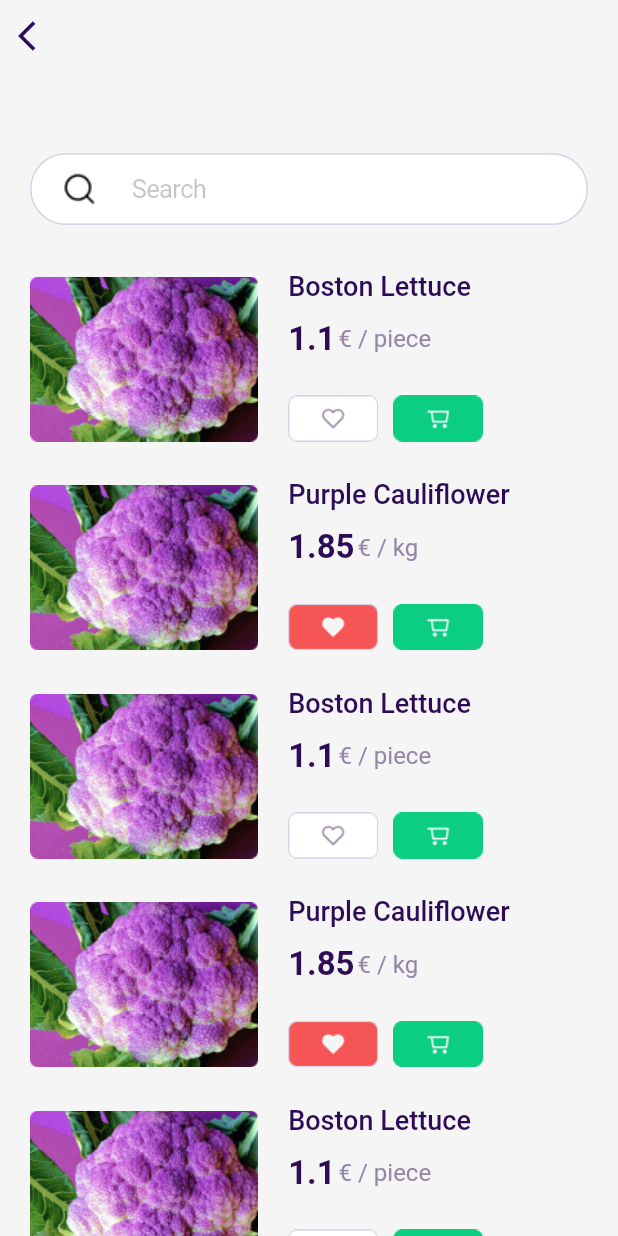
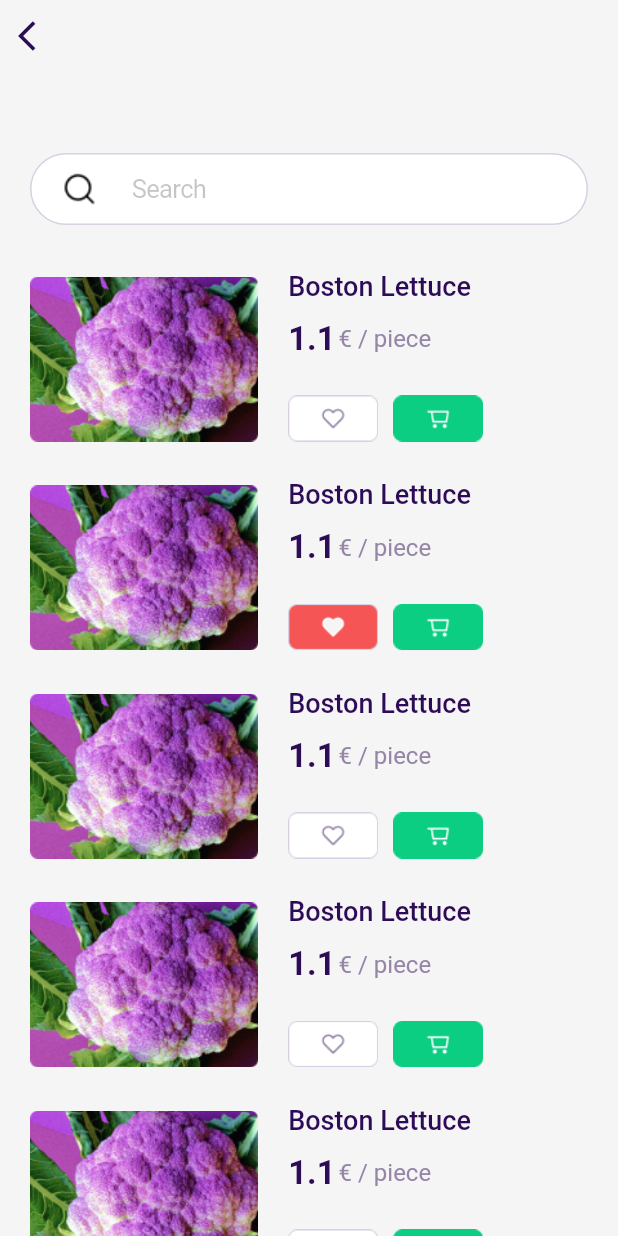
Before and after one commit to rafellk/dev_apps_advanced_topics_flutter, a Flutter app: the SubCategoryPage screen opened directly with empty values, on a phone screen of 412 x 824 dp. Run offline on Flutter 3.47's test engine with Material 2 defaults, Android fonts, the phone set to English and light mode, and no system bars; our stand-ins replace transparent_image.

Commit message:
Finish item description implementation

```diff
--- /dev/null
+++ b/DEVAPPS2019.2/delivery_app/lib/common/datasource/datasource.dart
@@ -0,0 +1,150 @@
+import 'package:delivery_app/features/subcategory/subcategory_page.dart';
+
+class DataSource {
+
+  static List<ItemModel> models = [
+    ItemModel(
+        title: "Boston Lettuce",
+        price: 1.10,
+        currency: "€",
+        unit: "piece",
+        isFavorite: false,
+        imageNames: ["images/subcategory_placeholder.png"],
+        fullDescription:
+            "Lettuce is an annual plant of the daisy family, Asteraceae. It is most often grown as a leaf vegetable, but sometimes for its stem and seeds. Lettuce is most often used for salads, although it is also seen in other kinds of food, such as soups, sandwiches and wraps; it can also be grilled.",
+        extraInformation: "~ 150 gr / piece",
+        originalCountry: "Spain"),
+    ItemModel(
+        title: "Boston Lettuce",
+        price: 1.10,
+        currency: "€",
+        unit: "piece",
+        isFavorite: true,
+        imageNames: ["images/subcategory_placeholder.png"],
+        fullDescription:
+            "Lettuce is an annual plant of the daisy family, Asteraceae. It is most often grown as a leaf vegetable, but sometimes for its stem and seeds. Lettuce is most often used for salads, although it is also seen in other kinds of food, such as soups, sandwiches and wraps; it can also be grilled.",
+        extraInformation: "~ 150 gr / piece",
+        originalCountry: "Spain"),
+    ItemModel(
+        title: "Boston Lettuce",
+        price: 1.10,
+        currency: "€",
+        unit: "piece",
+        isFavorite: false,
+        imageNames: ["images/subcategory_placeholder.png"],
+        fullDescription:
+            "Lettuce is an annual plant of the daisy family, Asteraceae. It is most often grown as a leaf vegetable, but sometimes for its stem and seeds. Lettuce is most often used for salads, although it is also seen in other kinds of food, such as soups, sandwiches and wraps; it can also be grilled.",
+        extraInformation: "~ 150 gr / piece",
+        originalCountry: "Spain"),
+    ItemModel(
+        title: "Boston Lettuce",
+        price: 1.10,
+        currency: "€",
+        unit: "piece",
+        isFavorite: false,
+        imageNames: ["images/subcategory_placeholder.png"],
+        fullDescription:
+            "Lettuce is an annual plant of the daisy family, Asteraceae. It is most often grown as a leaf vegetable, but sometimes for its stem and seeds. Lettuce is most often used for salads, although it is also seen in other kinds of food, such as soups, sandwiches and wraps; it can also be grilled.",
+        extraInformation: "~ 150 gr / piece",
+        originalCountry: "Spain"),
+    ItemModel(
+        title: "Boston Lettuce",
+        price: 1.10,
+        currency: "€",
+        unit: "piece",
+        isFavorite: false,
+        imageNames: ["images/subcategory_placeholder.png"],
+        fullDescription:
+            "Lettuce is an annual plant of the daisy family, Asteraceae. It is most often grown as a leaf vegetable, but sometimes for its stem and seeds. Lettuce is most often used for salads, although it is also seen in other kinds of food, such as soups, sandwiches and wraps; it can also be grilled.",
+        extraInformation: "~ 150 gr / piece",
+        originalCountry: "Spain"),
+    ItemModel(
+        title: "Boston Lettuce",
+        price: 1.10,
+        currency: "€",
+        unit: "piece",
+        isFavorite: false,
+        imageNames: ["images/subcategory_placeholder.png"],
+        fullDescription:
+            "Lettuce is an annual plant of the daisy family, Asteraceae. It is most often grown as a leaf vegetable, but sometimes for its stem and seeds. Lettuce is most often used for salads, although it is also seen in other kinds of food, such as soups, sandwiches and wraps; it can also be grilled.",
+        extraInformation: "~ 150 gr / piece",
+        originalCountry: "Spain"),
+    ItemModel(
+        title: "Boston Lettuce",
+        price: 1.10,
+        currency: "€",
+        unit: "piece",
+        isFavorite: false,
+        imageNames: ["images/subcategory_placeholder.png"],
+        fullDescription:
+            "Lettuce is an annual plant of the daisy family, Asteraceae. It is most often grown as a leaf vegetable, but sometimes for its stem and seeds. Lettuce is most often used for salads, although it is also seen in other kinds of food, such as soups, sandwiches and wraps; it can also be grilled.",
+        extraInformation: "~ 150 gr / piece",
+        originalCountry: "Spain"),
+    ItemModel(
+        title: "Boston Lettuce",
+        price: 1.10,
+        currency: "€",
+        unit: "piece",
+        isFavorite: false,
+        imageNames: ["images/subcategory_placeholder.png"],
+        fullDescription:
+            "Lettuce is an annual plant of the daisy family, Asteraceae. It is most often grown as a leaf vegetable, but sometimes for its stem and seeds. Lettuce is most often used for salads, although it is also seen in other kinds of food, such as soups, sandwiches and wraps; it can also be grilled.",
+        extraInformation: "~ 150 gr / piece",
+        originalCountry: "Spain"),
+    ItemModel(
+        title: "Boston Lettuce",
+        price: 1.10,
+        currency: "€",
+        unit: "piece",
+        isFavorite: false,
+        imageNames: ["images/subcategory_placeholder.png"],
+        fullDescription:
+            "Lettuce is an annual plant of the daisy family, Asteraceae. It is most often grown as a leaf vegetable, but sometimes for its stem and seeds. Lettuce is most often used for salads, although it is also seen in other kinds of food, such as soups, sandwiches and wraps; it can also be grilled.",
+        extraInformation: "~ 150 gr / piece",
+        originalCountry: "Spain"),
+    ItemModel(
+        title: "Boston Lettuce",
+        price: 1.10,
+        currency: "€",
+        unit: "piece",
+        isFavorite: false,
+        imageNames: ["images/subcategory_placeholder.png"],
+        fullDescription:
+            "Lettuce is an annual plant of the daisy family, Asteraceae. It is most often grown as a leaf vegetable, but sometimes for its stem and seeds. Lettuce is most often used for salads, although it is also seen in other kinds of food, such as soups, sandwiches and wraps; it can also be grilled.",
+        extraInformation: "~ 150 gr / piece",
+        originalCountry: "Spain"),
+    ItemModel(
+        title: "Boston Lettuce",
+        price: 1.10,
+        currency: "€",
+        unit: "piece",
+        isFavorite: false,
+        imageNames: ["images/subcategory_placeholder.png"],
+        fullDescription:
+            "Lettuce is an annual plant of the daisy family, Asteraceae. It is most often grown as a leaf vegetable, but sometimes for its stem and seeds. Lettuce is most often used for salads, although it is also seen in other kinds of food, such as soups, sandwiches and wraps; it can also be grilled.",
+        extraInformation: "~ 150 gr / piece",
+        originalCountry: "Spain"),
+    ItemModel(
+        title: "Boston Lettuce",
+        price: 1.10,
+        currency: "€",
+        unit: "piece",
+        isFavorite: false,
+        imageNames: ["images/subcategory_placeholder.png"],
+        fullDescription:
+            "Lettuce is an annual plant of the daisy family, Asteraceae. It is most often grown as a leaf vegetable, but sometimes for its stem and seeds. Lettuce is most often used for salads, although it is also seen in other kinds of food, such as soups, sandwiches and wraps; it can also be grilled.",
+        extraInformation: "~ 150 gr / piece",
+        originalCountry: "Spain"),
+    ItemModel(
+        title: "Boston Lettuce",
+        price: 1.10,
+        currency: "€",
+        unit: "piece",
+        isFavorite: false,
+        imageNames: ["images/subcategory_placeholder.png"],
+        fullDescription:
+            "Lettuce is an annual plant of the daisy family, Asteraceae. It is most often grown as a leaf vegetable, but sometimes for its stem and seeds. Lettuce is most often used for salads, although it is also seen in other kinds of food, such as soups, sandwiches and wraps; it can also be grilled.",
+        extraInformation: "~ 150 gr / piece",
+        originalCountry: "Spain"),
+  ];
+}
--- a/DEVAPPS2019.2/delivery_app/lib/features/subcategory/subcategory_page.dart
+++ b/DEVAPPS2019.2/delivery_app/lib/features/subcategory/subcategory_page.dart
@@ -1,191 +1,37 @@
+import 'package:delivery_app/common/datasource/datasource.dart';
 import 'package:delivery_app/common/default_background/default_background.dart';
 import 'package:delivery_app/common/default_navigation/default_navigation.dart';
 import 'package:delivery_app/common/utils/app_colors.dart';
 import 'package:delivery_app/features/home/home_page.dart';
+import 'package:delivery_app/features/item_description/item_description.dart';
+import 'package:flutter/cupertino.dart';
 import 'package:flutter/material.dart';
 
-class SubCategoryModel {
+class ItemModel {
   String title;
   double price;
   String currency;
   String unit;
   bool isFavorite;
-  String imageName;
+  List<String> imageNames;
+  String originalCountry;
+  String fullDescription;
+  String extraInformation;
 
-  SubCategoryModel(
+  ItemModel(
       {this.title,
       this.price,
       this.currency,
       this.unit,
       this.isFavorite,
-      this.imageName});
+      this.imageNames,
+      this.fullDescription,
+      this.extraInformation,
+      this.originalCountry});
 }
 
 class SubCategoryPage extends StatelessWidget {
   final CategoryModel model;
-  final List<SubCategoryModel> dataSource = [
-    SubCategoryModel(
-        title: "Boston Lettuce",
-        price: 1.10,
-        currency: "€",
-        unit: "piece",
-        isFavorite: false,
-        imageName: "images/subcategory_placeholder.png"),
-    SubCategoryModel(
-        title: "Purple Cauliflower",
-        price: 1.85,
-        currency: "€",
-        unit: "kg",
-        isFavorite: true,
-        imageName: "images/subcategory_placeholder.png"),
-    SubCategoryModel(
-        title: "Boston Lettuce",
-        price: 1.10,
-        currency: "€",
-        unit: "piece",
-        isFavorite: false,
-        imageName: "images/subcategory_placeholder.png"),
-    SubCategoryModel(
-        title: "Purple Cauliflower",
-        price: 1.85,
-        currency: "€",
-        unit: "kg",
-        isFavorite: true,
-        imageName: "images/subcategory_placeholder.png"),
-    SubCategoryModel(
-        title: "Boston Lettuce",
-        price: 1.10,
-        currency: "€",
-        unit: "piece",
-        isFavorite: false,
-        imageName: "images/subcategory_placeholder.png"),
-    SubCategoryModel(
-        title: "Purple Cauliflower",
-        price: 1.85,
-        currency: "€",
-        unit: "kg",
-        isFavorite: true,
-        imageName: "images/subcategory_placeholder.png"),
-    SubCategoryModel(
-        title: "Boston Lettuce",
-        price: 1.10,
-        currency: "€",
-        unit: "piece",
-        isFavorite: false,
-        imageName: "images/subcategory_placeholder.png"),
-    SubCategoryModel(
-        title: "Purple Cauliflower",
-        price: 1.85,
-        currency: "€",
-        unit: "kg",
-        isFavorite: true,
-        imageName: "images/subcategory_placeholder.png"),
-    SubCategoryModel(
-        title: "Boston Lettuce",
-        price: 1.10,
-        currency: "€",
-        unit: "piece",
-        isFavorite: false,
-        imageName: "images/subcategory_placeholder.png"),
-    SubCategoryModel(
-        title: "Purple Cauliflower",
-        price: 1.85,
-        currency: "€",
-        unit: "kg",
-        isFavorite: true,
-        imageName: "images/subcategory_placeholder.png"),
-    SubCategoryModel(
-        title: "Boston Lettuce",
-        price: 1.10,
-        currency: "€",
-        unit: "piece",
-        isFavorite: false,
-        imageName: "images/subcategory_placeholder.png"),
-    SubCategoryModel(
-        title: "Purple Cauliflower",
-        price: 1.85,
-        currency: "€",
-        unit: "kg",
-        isFavorite: true,
-        imageName: "images/subcategory_placeholder.png"),
-    SubCategoryModel(
-        title: "Boston Lettuce",
-        price: 1.10,
-        currency: "€",
-        unit: "piece",
-        isFavorite: false,
-        imageName: "images/subcategory_placeholder.png"),
-    SubCategoryModel(
-        title: "Purple Cauliflower",
-        price: 1.85,
-        currency: "€",
-        unit: "kg",
-        isFavorite: true,
-        imageName: "images/subcategory_placeholder.png"),
-    SubCategoryModel(
-        title: "Boston Lettuce",
-        price: 1.10,
-        currency: "€",
-        unit: "piece",
-        isFavorite: false,
-        imageName: "images/subcategory_placeholder.png"),
-    SubCategoryModel(
-        title: "Purple Cauliflower",
-        price: 1.85,
-        currency: "€",
-        unit: "kg",
-        isFavorite: true,
-        imageName: "images/subcategory_placeholder.png"),
-    SubCategoryModel(
-        title: "Boston Lettuce",
-        price: 1.10,
-        currency: "€",
-        unit: "piece",
-        isFavorite: false,
-        imageName: "images/subcategory_placeholder.png"),
-    SubCategoryModel(
-        title: "Purple Cauliflower",
-        price: 1.85,
-        currency: "€",
-        unit: "kg",
-        isFavorite: true,
-        imageName: "images/subcategory_placeholder.png"),
-    SubCategoryModel(
-        title: "Boston Lettuce",
-        price: 1.10,
-        currency: "€",
-        unit: "piece",
-        isFavorite: false,
-        imageName: "images/subcategory_placeholder.png"),
-    SubCategoryModel(
-        title: "Purple Cauliflower",
-        price: 1.85,
-        currency: "€",
-        unit: "kg",
-        isFavorite: true,
-        imageName: "images/subcategory_placeholder.png"),
-    SubCategoryModel(
-        title: "Boston Lettuce",
-        price: 1.10,
-        currency: "€",
-        unit: "piece",
-        isFavorite: false,
-        imageName: "images/subcategory_placeholder.png"),
-    SubCategoryModel(
-        title: "Purple Cauliflower",
-        price: 1.85,
-        currency: "€",
-        unit: "kg",
-        isFavorite: true,
-        imageName: "images/subcategory_placeholder.png"),
-    SubCategoryModel(
-        title: "Savoy Cabbage",
-        price: 1.45,
-        currency: "€",
-        unit: "g",
-        isFavorite: true,
-        imageName: "images/subcategory_placeholder.png"),
-  ];
 
   SubCategoryPage({@required this.model});
 
@@ -208,9 +54,17 @@ class SubCategoryPage extends StatelessWidget {
                 child: Padding(
                   padding: const EdgeInsets.only(top: 20),
                   child: ListView.builder(
-                      itemCount: dataSource.length,
+                      itemCount: DataSource.models.length,
                       itemBuilder: (context, index) {
-                        return SubCategoryCell(model: dataSource[index]);
+                        var model = DataSource.models[index];
+                        return GestureDetector(
+                            onTap: () {
+                              Navigator.of(context).push(MaterialPageRoute(
+                                  builder: (context) => ItemDescriptionPage(
+                                        model: model,
+                                      )));
+                            },
+                            child: SubCategoryCell(model: model));
                       }),
                 ),
               )
@@ -220,15 +74,41 @@ class SubCategoryPage extends StatelessWidget {
       ],
     ));
   }
+
+  Future<void> _showiOSAddToCartDialog({BuildContext context}) async {
+    return showDialog<void>(
+      context: context,
+      barrierDismissible: false, // user must tap button!
+      builder: (BuildContext context) {
+        return CupertinoAlertDialog(
+          title: Text("Success"),
+          content: Text("The item was added to the cart!!!"),
+          actions: [
+            CupertinoDialogAction(
+              child: Text("Ok"),
+              onPressed: () {
+                Navigator.of(context).pop();
+              },
+            )
+          ],
+        );
+      },
+    );
+  }
 }
 
 enum SubCategoryTextSize { small, medium, large }
 
-class SubCategoryCell extends StatelessWidget {
-  final SubCategoryModel model;
+class SubCategoryCell extends StatefulWidget {
+  ItemModel model;
 
   SubCategoryCell({@required this.model});
 
+  @override
+  _SubCategoryCellState createState() => _SubCategoryCellState();
+}
+
+class _SubCategoryCellState extends State<SubCategoryCell> {
   @override
   Widget build(BuildContext context) {
     return Padding(
@@ -238,24 +118,26 @@ class SubCategoryCell extends StatelessWidget {
           Container(
               height: 110,
               width: 110 * 1.3828125,
-              child: Image.asset("images/subcategory_placeholder.png")),
+              child: Image.asset(widget.model.imageNames.first)),
           SizedBox(width: 20),
           Column(
             crossAxisAlignment: CrossAxisAlignment.start,
             children: [
-              _createText(data: model.title, size: SubCategoryTextSize.medium),
+              _createText(
+                  data: widget.model.title, size: SubCategoryTextSize.medium),
               SizedBox(
                 height: 12,
               ),
               Row(
                 children: [
                   _createText(
-                      data: "${model.price}", size: SubCategoryTextSize.large),
+                      data: "${widget.model.price}",
+                      size: SubCategoryTextSize.large),
                   SizedBox(
                     width: 2,
                   ),
                   _createText(
-                      data: "${model.currency} / ${model.unit}",
+                      data: "${widget.model.currency} / ${widget.model.unit}",
                       size: SubCategoryTextSize.small),
                 ],
               ),
@@ -264,19 +146,31 @@ class SubCategoryCell extends StatelessWidget {
                 mainAxisAlignment: MainAxisAlignment.spaceBetween,
                 mainAxisSize: MainAxisSize.max,
                 children: [
-                  Container(
+                  GestureDetector(
+                    onTap: () {
+                      setState(() {
+                        widget.model.isFavorite = !widget.model.isFavorite;
+                      });
+                    },
+                    child: Container(
                       height: 40,
                       width: 60,
                       child: Image.asset(
-                        "images/${model.isFavorite ? "is_favorite" : "non_favorite"}.png"),
+                          "images/${widget.model.isFavorite ? "is_favorite" : "non_favorite"}.png"),
+                    ),
                   ),
                   SizedBox(
                     width: 10,
                   ),
-                  Container(
+                  GestureDetector(
+                    onTap: () {
+                      _showiOSAddToCartDialog(context: context);
+                    },
+                    child: Container(
                       height: 40,
                       width: 60,
                       child: Image.asset("images/cart.png"),
+                    ),
                   ),
                 ],
               )
@@ -284,6 +178,27 @@ class SubCategoryCell extends StatelessWidget {
           ),
         ],
       ),
+    );
+  }
+
+  Future<void> _showiOSAddToCartDialog({BuildContext context}) async {
+    return showDialog<void>(
+      context: context,
+      barrierDismissible: false, // user must tap button!
+      builder: (BuildContext context) {
+        return CupertinoAlertDialog(
+          title: Text("Success"),
+          content: Text("The item was added to the cart!!!"),
+          actions: [
+            CupertinoDialogAction(
+              child: Text("Ok"),
+              onPressed: () {
+                Navigator.of(context).pop();
+              },
+            )
+          ],
+        );
+      },
     );
   }
 
```
Also changed, not shown: DEVAPPS2019.2/delivery_app/lib/features/item_description/item_description.dart (added, +238 -0 lines), DEVAPPS2019.2/delivery_app/images/item_page_view.png (added). Lines whose indentation alone changed are shown as unchanged.
